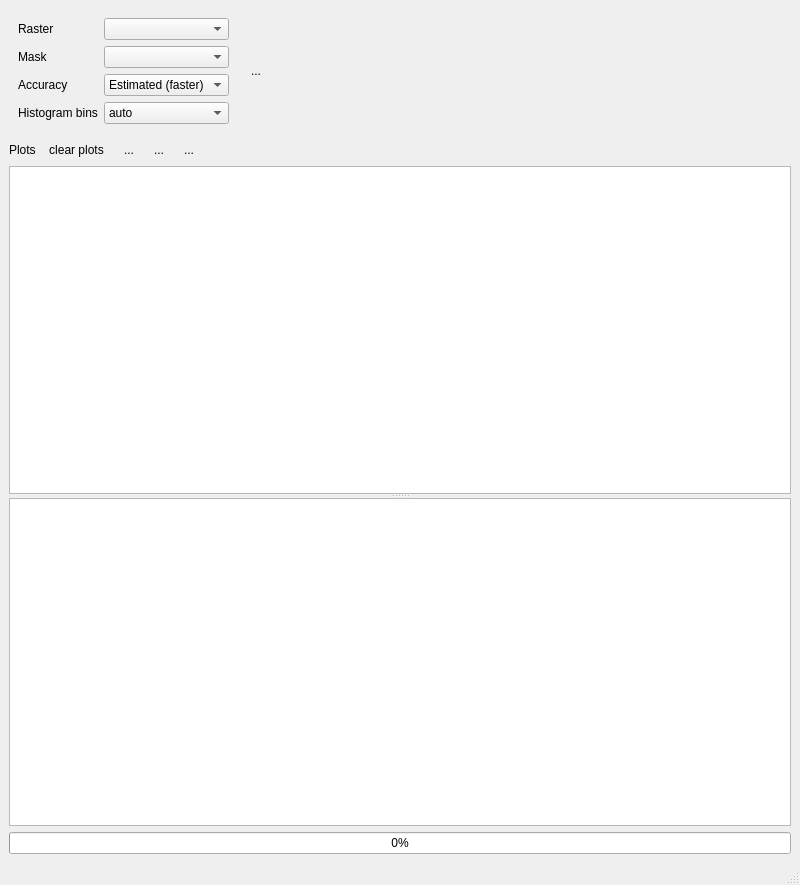
Before: the Qt Designer form enmapbox/coreapps/enmapboxapplications/imagestatistics/ui/main.ui in jakimowb/enmapbox_testmigration2, drawn with Qt 5.
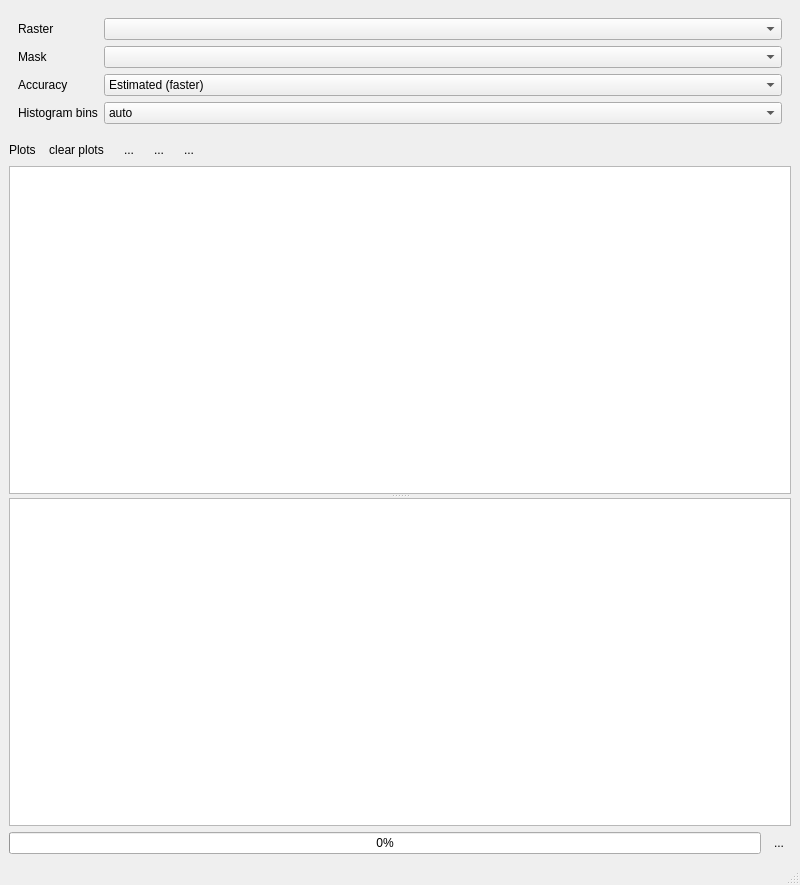
After: the same form once the commit is applied. Icons and pictures are not drawn. Custom widgets are drawn as their Qt base class.

```diff
--- a/enmapbox/coreapps/enmapboxapplications/imagestatistics/ui/main.ui
+++ b/enmapbox/coreapps/enmapboxapplications/imagestatistics/ui/main.ui
@@ -140,39 +140,6 @@
         </layout>
        </widget>
       </item>
-      <item>
-       <widget class="QToolButton" name="uiExecute_">
-        <property name="text">
-         <string>...</string>
-        </property>
-        <property name="icon">
-         <iconset>
-          <normaloff>:/images/themes/default/propertyicons/action.svg</normaloff>:/images/themes/default/propertyicons/action.svg</iconset>
-        </property>
-        <property name="iconSize">
-         <size>
-          <width>50</width>
-          <height>50</height>
-         </size>
-        </property>
-        <property name="autoRaise">
-         <bool>true</bool>
-        </property>
-       </widget>
-      </item>
-      <item>
-       <spacer name="horizontalSpacer">
-        <property name="orientation">
-         <enum>Qt::Horizontal</enum>
-        </property>
-        <property name="sizeHint" stdset="0">
-         <size>
-          <width>0</width>
-          <height>0</height>
-         </size>
-        </property>
-       </spacer>
-      </item>
      </layout>
     </item>
     <item>
@@ -300,11 +267,35 @@
      </widget>
     </item>
     <item>
-     <widget class="QProgressBar" name="uiProgressBar_">
-      <property name="value">
-       <number>0</number>
-      </property>
-     </widget>
+     <layout class="QHBoxLayout" name="horizontalLayout_2">
+      <item>
+       <widget class="QProgressBar" name="uiProgressBar_">
+        <property name="value">
+         <number>0</number>
+        </property>
+       </widget>
+      </item>
+      <item>
+       <widget class="QToolButton" name="uiExecute_">
+        <property name="text">
+         <string>...</string>
+        </property>
+        <property name="icon">
+         <iconset>
+          <normaloff>:/images/themes/default/propertyicons/action.svg</normaloff>:/images/themes/default/propertyicons/action.svg</iconset>
+        </property>
+        <property name="iconSize">
+         <size>
+          <width>50</width>
+          <height>50</height>
+         </size>
+        </property>
+        <property name="autoRaise">
+         <bool>true</bool>
+        </property>
+       </widget>
+      </item>
+     </layout>
     </item>
    </layout>
   </widget>
```
